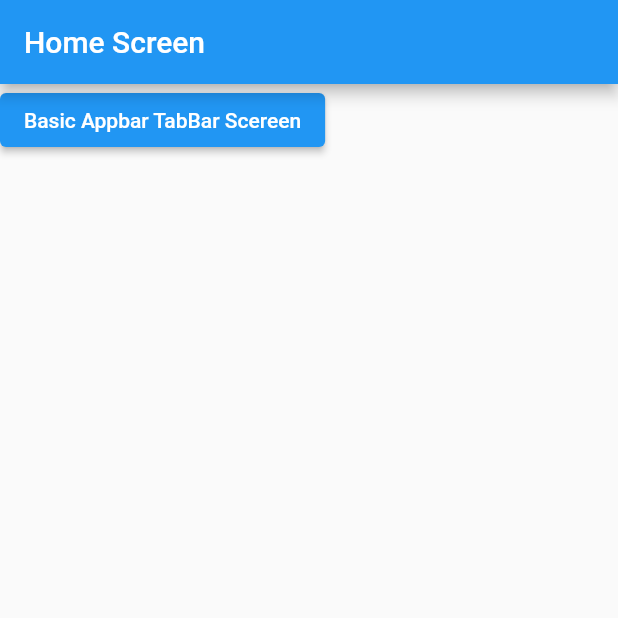
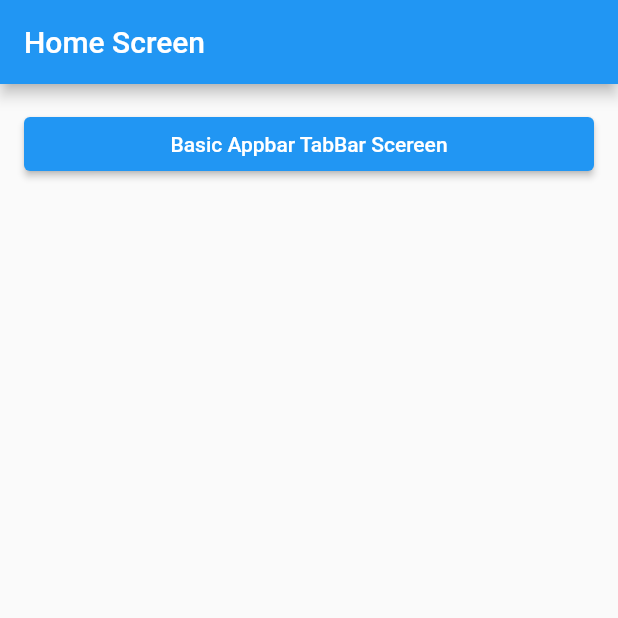
Before and after one commit to sweetswift/tabbar, a Flutter app: the screen it shows after launch, on a phone screen of 412 x 824 dp, the top half of it. Run offline on Flutter 3.47's test engine with Material 2 defaults, Android fonts, the phone set to English and light mode, and no system bars.

Commit message:
Add: 화면이동 처리

```diff
--- a/lib/screen/home_screen.dart
+++ b/lib/screen/home_screen.dart
@@ -1,4 +1,5 @@
 import 'package:flutter/material.dart';
+import 'package:tabbar_example/screen/basic_appbar_tabbar_screen.dart';
 
 class HomeScreen extends StatelessWidget {
   const HomeScreen({Key? key}) : super(key: key);
@@ -9,13 +10,23 @@ class HomeScreen extends StatelessWidget {
       appBar: AppBar(
         title: Text('Home Screen'),
       ),
-      body: Column(
-        children: [
-          ElevatedButton(
-            onPressed: () {},
-            child: Text('Basic Appbar TabBar Scereen'),
-          ),
-        ],
+      body: Padding(
+        padding: const EdgeInsets.all(16.0),
+        child: Column(
+          crossAxisAlignment: CrossAxisAlignment.stretch,
+          children: [
+            ElevatedButton(
+              onPressed: () {
+                Navigator.of(context).push(
+                  MaterialPageRoute(
+                    builder: (_) => BasicAppbarTabbarScreen(),
+                  ),
+                );
+              },
+              child: Text('Basic Appbar TabBar Scereen'),
+            ),
+          ],
+        ),
       ),
     );
   }
```
